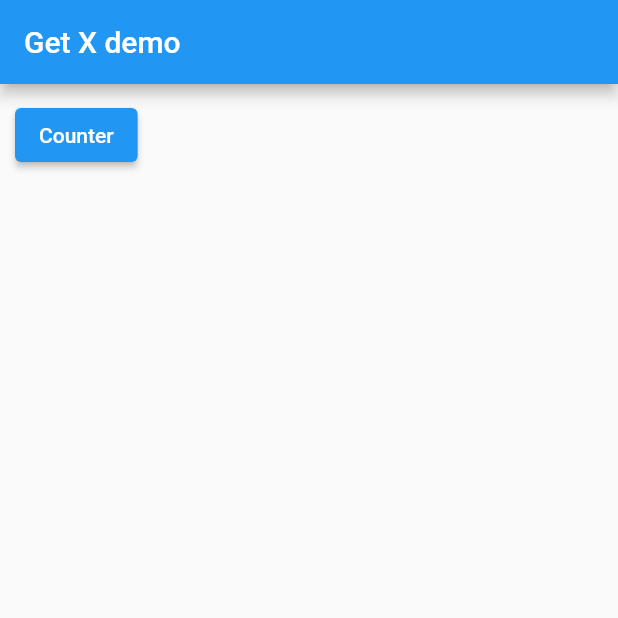
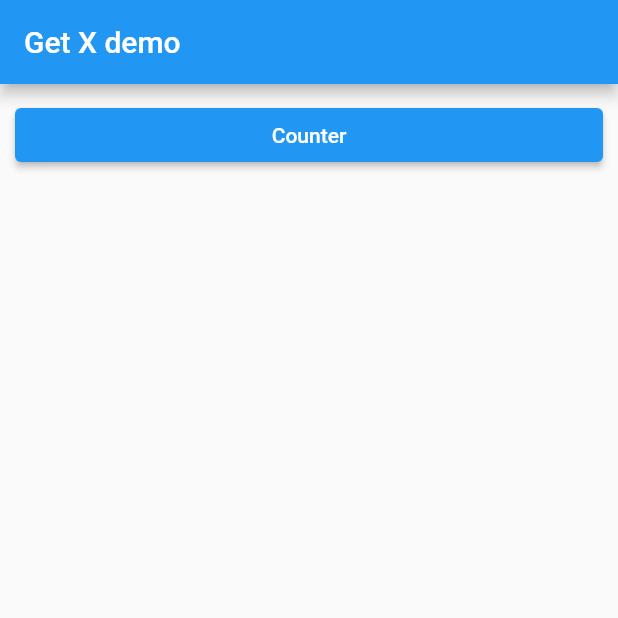
Before and after one commit to teerasej/nextflow_flutter_getx_demo, a Flutter app: the screen it shows after launch, on a phone screen of 412 x 824 dp, the top half of it. Run offline on Flutter 3.47's test engine with Material 2 defaults, Android fonts, the light colour scheme and no system bars; our stand-ins replace get.

Commit message:
- navigate to couter page - also maximum width of button

```diff
--- a/lib/pages/home_page.dart
+++ b/lib/pages/home_page.dart
@@ -1,4 +1,5 @@
 import 'package:flutter/material.dart';
+import 'package:get/get.dart';
 
 class HomePage extends StatelessWidget {
   @override
@@ -11,9 +12,14 @@ class HomePage extends StatelessWidget {
         padding: EdgeInsets.all(10),
         child: Column(
           children: [
-            ElevatedButton(
-              onPressed: () {},
-              child: Text('Counter'),
+            SizedBox(
+              width: double.infinity,
+              child: ElevatedButton(
+                onPressed: () {
+                  Get.toNamed('/counter-demo');
+                },
+                child: Text('Counter'),
+              ),
             )
           ],
         ),
```
